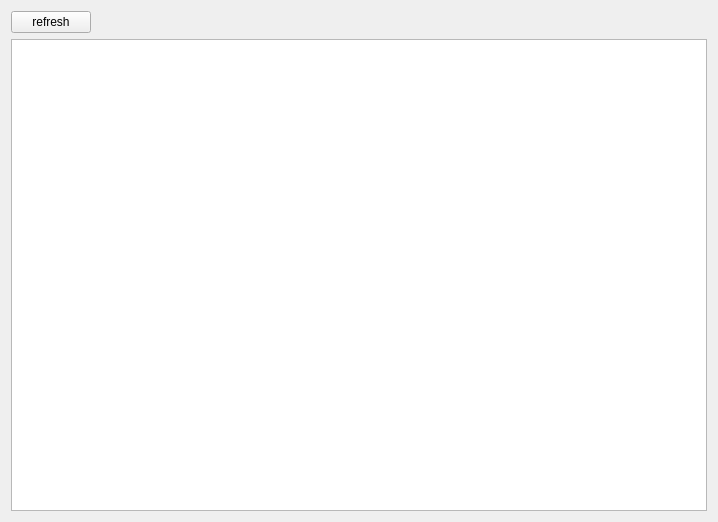
ssh352/qtctp-1, file qtmd/ui/historyform.ui: the form before one commit.
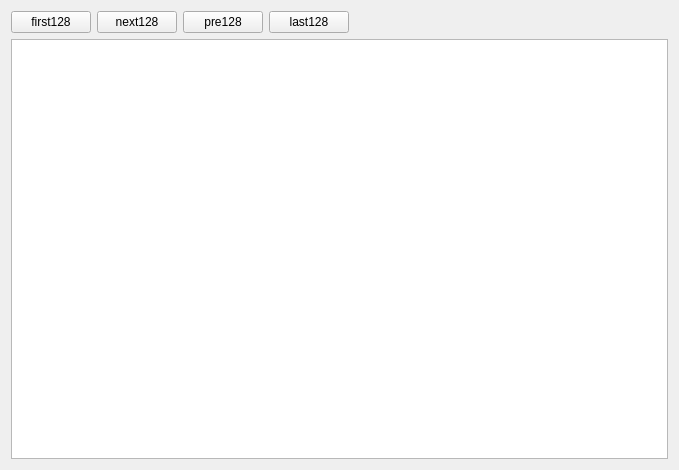
The form after the commit.

What changed in the file:
```diff
--- a/qtmd/ui/historyform.ui
+++ b/qtmd/ui/historyform.ui
@@ -6,8 +6,8 @@
    <rect>
     <x>0</x>
     <y>0</y>
-    <width>718</width>
-    <height>522</height>
+    <width>679</width>
+    <height>470</height>
    </rect>
   </property>
   <property name="windowTitle">
@@ -19,12 +19,33 @@
      <item>
       <widget class="QPushButton" name="refreshButton">
        <property name="text">
-        <string>refresh</string>
+        <string>first128</string>
        </property>
       </widget>
      </item>
      <item>
-      <spacer name="horizontalSpacer">
+      <widget class="QPushButton" name="next128">
+       <property name="text">
+        <string>next128</string>
+       </property>
+      </widget>
+     </item>
+     <item>
+      <widget class="QPushButton" name="pre128">
+       <property name="text">
+        <string>pre128</string>
+       </property>
+      </widget>
+     </item>
+     <item>
+      <widget class="QPushButton" name="last128">
+       <property name="text">
+        <string>last128</string>
+       </property>
+      </widget>
+     </item>
+     <item>
+      <spacer name="spacer">
        <property name="orientation">
         <enum>Qt::Horizontal</enum>
        </property>
```
Left out of the diff: 2 changed lines with no effect on the pictures.
